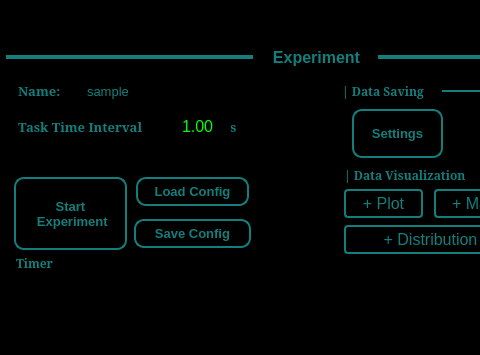
XuelongSun/VColCOSP_GUI, file viewers/main_menu.ui: the form before one commit; both pictures show x 0 to 480 and y 229 to 584 of the 640 by 584 pixel window.
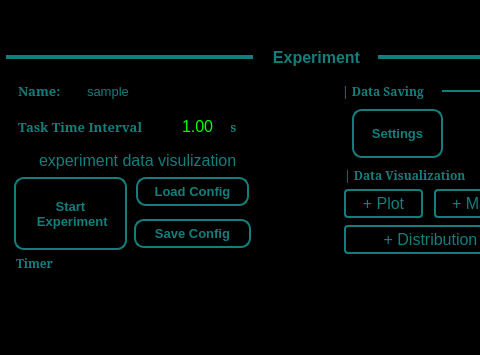
The form after the commit. Icons and pictures are not drawn.

```diff
--- a/viewers/main_menu.ui
+++ b/viewers/main_menu.ui
@@ -855,6 +855,19 @@
     <double>1.000000000000000</double>
    </property>
   </widget>
+  <widget class="QCheckBox" name="cb_exp_data_plot">
+   <property name="geometry">
+    <rect>
+     <x>20</x>
+     <y>380</y>
+     <width>231</width>
+     <height>19</height>
+    </rect>
+   </property>
+   <property name="text">
+    <string>experiment data visulization</string>
+   </property>
+  </widget>
  </widget>
  <resources>
   <include location="../resources.qrc"/>
```
